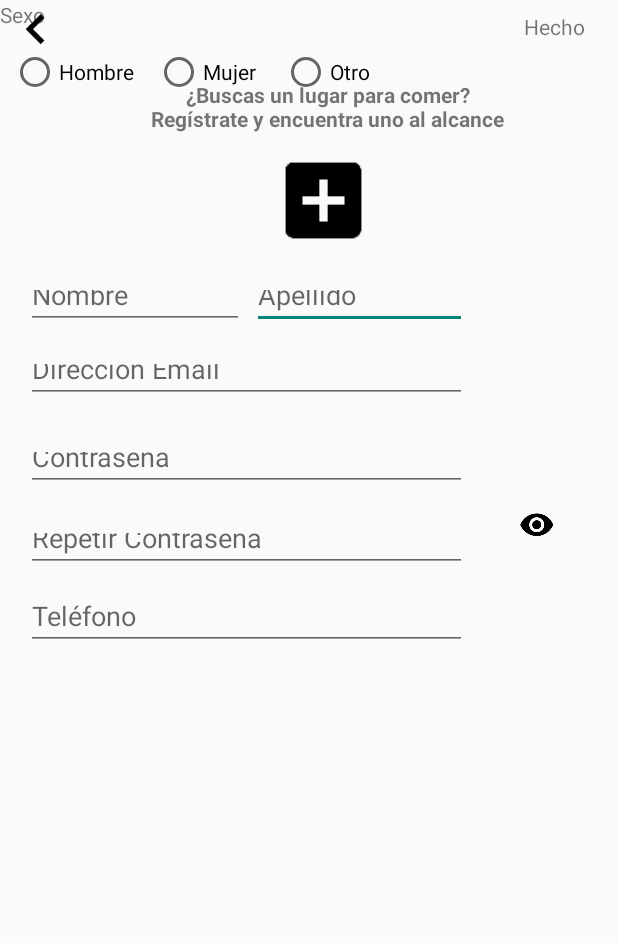
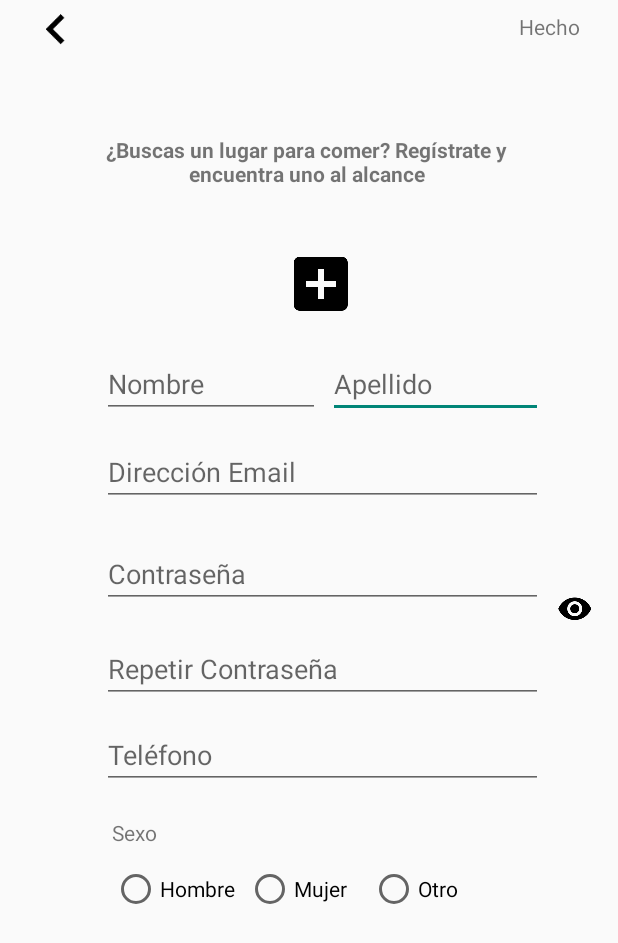
Before and after one commit to wendyvvega/appComida, an Android app: the registroUsuarios screen opened directly, with no data from a screen before it, on a phone screen of 412 x 824 dp. Shown: the top 943 px of the screen. Run offline under Robolectric (Android 15) with nearby library versions, the phone set to English and light mode, and no system bars; our stand-ins replace Firebase (no records; nobody signed in at launch, a user with empty details on screens opened directly).

Commit message:
Se creó el registro,el constructor del usuario, se actualizaron dependencias. Hay un problema con un editText que causa que no se guarde el usuario en  la base de datos.

```diff
--- a/appComidita/app/src/main/java/com/example/supdude/appcomidita/listaLocales.java
+++ b/appComidita/app/src/main/java/com/example/supdude/appcomidita/listaLocales.java
@@ -23,7 +23,7 @@ public class listaLocales extends AppCompatActivity {
         /*ArrayAdapter<contacto> adaptador = new ArrayAdapter<contacto>(this, R.layout.distribuyevistas,listaDeContactos);
         listView.setAdapter(adaptador);*/
 
-        adaptador = new AdaptadorLocal(this, listaDeLocales);
-        lista.setAdapter(adaptador);
+        /*adaptador = new AdaptadorLocal(this, listaDeLocales);
+        lista.setAdapter(adaptador);*/
     }
 }
--- a/appComidita/app/src/main/java/com/example/supdude/appcomidita/registroUsuarios.java
+++ b/appComidita/app/src/main/java/com/example/supdude/appcomidita/registroUsuarios.java
@@ -1,22 +1,105 @@
 package com.example.supdude.appcomidita;
 
+import android.content.Intent;
+import android.support.annotation.NonNull;
 import android.support.v7.app.AppCompatActivity;
 import android.os.Bundle;
+import android.view.View;
 import android.widget.EditText;
 import android.widget.ImageView;
 import android.widget.RadioButton;
+import android.widget.RadioGroup;
+import android.widget.TextView;
+import android.widget.Toast;
 
+import com.google.android.gms.tasks.OnCompleteListener;
+import com.google.android.gms.tasks.Task;
+import com.google.firebase.FirebaseApp;
+import com.google.firebase.auth.AuthResult;
 import com.google.firebase.auth.FirebaseAuth;
+import com.google.firebase.database.DatabaseReference;
+import com.google.firebase.database.FirebaseDatabase;
 
-public class registroUsuarios extends AppCompatActivity {
-    private EditText nomb,apell,corr,contra,tel;
-    private RadioButton homb,muj,otro;
-    private ImageView showPass;
-    FirebaseAuth auth;
-    @Override
+import java.util.HashMap;
+import java.util.Map;
+
+public class registroUsuarios extends AppCompatActivity implements View.OnClickListener {
+    private EditText nomb,apell,corr,contra,tel,repContra;
+    private TextView done;
+    private RadioButton sexo;
+    private RadioGroup grupoRadio;
+    private ImageView showPass,atras;
+    private FirebaseAuth auth;
+    private DatabaseReference mFirebaseDatabase;
+    private FirebaseDatabase mFirebaseInstance;
+        @Override
     protected void onCreate(Bundle savedInstanceState) {
         super.onCreate(savedInstanceState);
+
         setContentView(R.layout.activity_registro_usuarios);
 
+        nomb= findViewById(R.id.nomRU);
+        apell=findViewById(R.id.apRU);
+        corr=findViewById(R.id.emailRU);
+        contra=findViewById(R.id.passRU);
+        repContra=findViewById(R.id.rePassRu);
+        tel=findViewById(R.id.telRU);
+        atras=findViewById(R.id.atrasRU);
+       grupoRadio= findViewById(R.id.grupo);
+        done=findViewById(R.id.hecho_RU);
+        showPass=findViewById(R.id.muestraPassRU);
+        auth= FirebaseAuth.getInstance();
+            mFirebaseInstance = FirebaseDatabase.getInstance();
+            // get reference to 'users' node
+            mFirebaseDatabase = mFirebaseInstance.getReference("usuarios");
+
+
+        }
+
+    @Override
+    public void onClick(View v) {
+
+        int idSelec= grupoRadio.getCheckedRadioButtonId();
+        sexo= findViewById(idSelec);
+        String correo= corr.getText().toString();
+        String pass=contra.getText().toString().trim();
+
+                    switch ( v.getId() ){
+
+                        case R.id.hecho_RU:
+                            auth.createUserWithEmailAndPassword(correo,pass).addOnCompleteListener
+                                    (registroUsuarios.this, new OnCompleteListener<AuthResult>() {
+                                @Override
+                                public void onComplete(@NonNull Task<AuthResult> task) {
+                                   if(!task.isSuccessful()){
+                                        Toast.makeText(registroUsuarios.this, "Ha ocurrido un error al registrarse, inténtalo de nuevo más tarde", Toast.LENGTH_SHORT).show();
+                                    }else{
+                                       String nombre= nomb.getText().toString();
+                                       String apellido=apell.getText().toString();
+                                       String mail=corr.getText().toString();
+                                       int telefono=Integer.parseInt(tel.getText().toString());
+                                       String sex="hombre";
+                                       String id_usuario = auth.getCurrentUser().getUid();
+                                       DatabaseReference dbRef = FirebaseDatabase.getInstance().getReference().child("Usuarios").child(id_usuario);
+                                       Map nuevoMapa = new HashMap();
+                                       nuevoMapa.put("Nombre" ,nombre);
+                                       nuevoMapa.put("Apellido" ,apellido);
+                                       nuevoMapa.put("Correo" ,mail);
+                                       nuevoMapa.put("Telefono" ,telefono);
+                                       nuevoMapa.put("Sexo" ,sex);
+                                       dbRef.setValue(nuevoMapa);
+                                       startActivity(new Intent (registroUsuarios.this,login.class));
+                                   }
+                                }
+                            });
+                            break;
+                        case R.id.atrasRU:
+                            finish();
+                            break;
+
+
+                    }
     }
+
+
 }
--- a/appComidita/app/src/main/res/layout/activity_registro_usuarios.xml
+++ b/appComidita/app/src/main/res/layout/activity_registro_usuarios.xml
@@ -6,37 +6,18 @@
     android:layout_height="match_parent"
     tools:context=".registroUsuarios">
 
-    <ImageView
-        android:id="@+id/add_prof_pic"
-        android:layout_width="79dp"
-        android:layout_height="67dp"
-        android:layout_marginLeft="176dp"
-        android:layout_marginStart="176dp"
-        android:layout_marginTop="8dp"
-        app:layout_constraintStart_toStartOf="parent"
-        app:layout_constraintTop_toBottomOf="@+id/descRU"
-        app:srcCompat="@drawable/ic_add_box_black_48dp" />
-
-    <TextView
-        android:id="@+id/descRU"
-        android:layout_width="251dp"
-        android:layout_height="42dp"
-        android:layout_marginEnd="68dp"
-        android:layout_marginRight="68dp"
-        android:layout_marginTop="16dp"
-        android:gravity="center"
-        android:text="¿Buscas un lugar para comer? Regístrate y encuentra uno al alcance"
-        android:textStyle="bold"
-        app:layout_constraintEnd_toEndOf="parent"
-        app:layout_constraintTop_toBottomOf="@+id/linearLayout6" />
-
     <LinearLayout
         android:id="@+id/linearLayout6"
         android:layout_width="409dp"
         android:layout_height="34dp"
+        android:layout_marginEnd="1dp"
+        android:layout_marginLeft="1dp"
+        android:layout_marginRight="1dp"
+        android:layout_marginStart="1dp"
         android:orientation="vertical"
-        tools:layout_editor_absoluteX="1dp"
-        tools:layout_editor_absoluteY="0dp">
+        app:layout_constraintEnd_toEndOf="parent"
+        app:layout_constraintStart_toStartOf="parent"
+        app:layout_constraintTop_toTopOf="parent">
 
         <android.support.constraint.ConstraintLayout
             android:layout_width="match_parent"
@@ -46,10 +27,15 @@
                 android:id="@+id/hecho_RU"
                 android:layout_width="50dp"
                 android:layout_height="19dp"
+                android:layout_marginEnd="32dp"
                 android:layout_marginLeft="305dp"
+                android:layout_marginRight="32dp"
                 android:layout_marginStart="305dp"
                 android:layout_marginTop="8dp"
+                android:clickable="true"
+                android:onClick="onClick"
                 android:text="Hecho"
+                app:layout_constraintEnd_toEndOf="parent"
                 app:layout_constraintStart_toEndOf="@+id/atrasRU"
                 app:layout_constraintTop_toTopOf="parent" />
 
@@ -57,8 +43,10 @@
                 android:id="@+id/atrasRU"
                 android:layout_width="40dp"
                 android:layout_height="40dp"
-                android:layout_marginLeft="4dp"
-                android:layout_marginStart="4dp"
+                android:layout_marginLeft="16dp"
+                android:layout_marginStart="16dp"
+                android:clickable="true"
+                android:onClick="onClick"
                 app:layout_constraintStart_toStartOf="parent"
                 app:layout_constraintTop_toTopOf="parent"
                 app:srcCompat="@drawable/ic_keyboard_arrow_left_black_48dp" />
@@ -70,20 +58,52 @@
         android:id="@+id/linearLayout5"
         android:layout_width="wrap_content"
         android:layout_height="wrap_content"
+        android:layout_marginEnd="13dp"
+        android:layout_marginLeft="50dp"
+        android:layout_marginRight="13dp"
+        android:layout_marginStart="50dp"
+        android:layout_marginTop="16dp"
         android:gravity="center"
         android:orientation="vertical"
-        tools:layout_editor_absoluteX="52dp"
-        tools:layout_editor_absoluteY="16dp">
+        app:layout_constraintEnd_toStartOf="@+id/muestraPassRU"
+        app:layout_constraintStart_toStartOf="parent"
+        app:layout_constraintTop_toBottomOf="@+id/linearLayout6">
 
         <android.support.constraint.ConstraintLayout
             android:layout_width="307dp"
             android:layout_height="wrap_content"
             android:baselineAligned="false">
 
+            <ImageView
+                android:id="@+id/add_prof_pic"
+                android:layout_width="wrap_content"
+                android:layout_height="wrap_content"
+                android:layout_marginEnd="120dp"
+                android:layout_marginLeft="139dp"
+                android:layout_marginRight="120dp"
+                android:layout_marginStart="139dp"
+                android:layout_marginTop="40dp"
+                app:layout_constraintEnd_toEndOf="parent"
+                app:layout_constraintStart_toStartOf="parent"
+                app:layout_constraintTop_toBottomOf="@+id/descRU"
+                app:srcCompat="@drawable/ic_add_box_black_48dp" />
+
+            <TextView
+                android:id="@+id/descRU"
+                android:layout_width="wrap_content"
+                android:layout_height="wrap_content"
+                android:layout_marginTop="40dp"
+                android:gravity="center"
+                android:text="¿Buscas un lugar para comer? Regístrate y encuentra uno al alcance"
+                android:textStyle="bold"
+                app:layout_constraintEnd_toEndOf="parent"
+                app:layout_constraintStart_toStartOf="parent"
+                app:layout_constraintTop_toTopOf="parent" />
+
             <EditText
                 android:id="@+id/apRU"
                 android:layout_width="148dp"
-                android:layout_height="36dp"
+                android:layout_height="wrap_content"
                 android:layout_marginEnd="44dp"
                 android:layout_marginLeft="5dp"
                 android:layout_marginRight="44dp"
@@ -99,7 +119,7 @@
             <EditText
                 android:id="@+id/passRU"
                 android:layout_width="298dp"
-                android:layout_height="36dp"
+                android:layout_height="wrap_content"
                 android:layout_marginBottom="18dp"
                 android:layout_marginEnd="44dp"
                 android:layout_marginLeft="69dp"
@@ -108,7 +128,7 @@
                 android:layout_marginTop="11dp"
                 android:ems="10"
                 android:hint="Contraseña"
-                android:inputType="textEmailAddress|textPassword"
+                android:inputType="textPassword"
                 app:layout_constraintBottom_toTopOf="@+id/rePassRu"
                 app:layout_constraintEnd_toEndOf="parent"
                 app:layout_constraintStart_toStartOf="parent"
@@ -117,7 +137,7 @@
             <EditText
                 android:id="@+id/emailRU"
                 android:layout_width="298dp"
-                android:layout_height="36dp"
+                android:layout_height="wrap_content"
                 android:layout_marginBottom="11dp"
                 android:layout_marginEnd="44dp"
                 android:layout_marginLeft="69dp"
@@ -135,7 +155,7 @@
             <EditText
                 android:id="@+id/nomRU"
                 android:layout_width="145dp"
-                android:layout_height="36dp"
+                android:layout_height="wrap_content"
                 android:layout_marginLeft="69dp"
                 android:layout_marginStart="69dp"
                 android:ems="10"
@@ -148,7 +168,7 @@
             <EditText
                 android:id="@+id/rePassRu"
                 android:layout_width="298dp"
-                android:layout_height="36dp"
+                android:layout_height="wrap_content"
                 android:layout_marginBottom="17dp"
                 android:layout_marginEnd="44dp"
                 android:layout_marginLeft="69dp"
@@ -156,7 +176,7 @@
                 android:layout_marginStart="69dp"
                 android:ems="10"
                 android:hint="Repetir Contraseña"
-                android:inputType="date"
+                android:inputType="textPassword"
                 app:layout_constraintBottom_toTopOf="@+id/telRU"
                 app:layout_constraintEnd_toEndOf="parent"
                 app:layout_constraintStart_toStartOf="parent"
@@ -165,7 +185,7 @@
             <EditText
                 android:id="@+id/telRU"
                 android:layout_width="297dp"
-                android:layout_height="40dp"
+                android:layout_height="wrap_content"
                 android:layout_marginEnd="45dp"
                 android:layout_marginLeft="69dp"
                 android:layout_marginRight="45dp"
@@ -182,31 +202,51 @@
     </LinearLayout>
 
     <LinearLayout
-        android:layout_width="wrap_content"
-        android:layout_height="64dp"
+        android:layout_width="251dp"
+        android:layout_height="79dp"
+        android:layout_marginEnd="86dp"
+        android:layout_marginLeft="74dp"
+        android:layout_marginRight="86dp"
+        android:layout_marginStart="74dp"
+        android:layout_marginTop="19dp"
         android:orientation="vertical"
-        tools:layout_editor_absoluteX="74dp"
-        tools:layout_editor_absoluteY="468dp">
+        app:layout_constraintEnd_toEndOf="parent"
+        app:layout_constraintStart_toStartOf="parent"
+        app:layout_constraintTop_toBottomOf="@+id/linearLayout5">
 
         <android.support.constraint.ConstraintLayout
             android:layout_width="match_parent"
             android:layout_height="match_parent">
 
             <TextView
-                android:id="@+id/sx"
+                android:id="@+id/textView"
                 android:layout_width="wrap_content"
                 android:layout_height="wrap_content"
                 android:text="Sexo"
-                app:layout_constraintTop_toTopOf="parent"
-                tools:layout_editor_absoluteX="7dp" />
+                app:layout_constraintStart_toStartOf="parent"
+                app:layout_constraintTop_toTopOf="parent" />
+
+            <RadioGroup
+                android:id="@+id/grupo"
+                android:layout_width="264dp"
+                android:layout_height="wrap_content"
+                android:orientation="vertical"
+                app:layout_constraintStart_toStartOf="parent"
+                app:layout_constraintTop_toTopOf="parent">
+
+                <android.support.constraint.ConstraintLayout
+                    android:layout_width="match_parent"
+                    android:layout_height="match_parent"
+                    android:layout_weight="1">
 
                     <RadioButton
                         android:id="@+id/sxO"
                         android:layout_width="wrap_content"
                         android:layout_height="wrap_content"
-                android:layout_marginLeft="17dp"
-                android:layout_marginStart="17dp"
-                android:layout_marginTop="32dp"
+                        android:layout_marginLeft="15dp"
+                        android:layout_marginStart="15dp"
+                        android:layout_marginTop="31dp"
+                        android:layout_weight="1"
                         android:text="Otro"
                         app:layout_constraintStart_toEndOf="@+id/sxM"
                         app:layout_constraintTop_toTopOf="parent" />
@@ -215,9 +255,8 @@
                         android:id="@+id/sxH"
                         android:layout_width="wrap_content"
                         android:layout_height="wrap_content"
-                android:layout_marginLeft="7dp"
-                android:layout_marginStart="7dp"
-                android:layout_marginTop="32dp"
+                        android:layout_marginTop="31dp"
+                        android:layout_weight="1"
                         android:text="Hombre"
                         app:layout_constraintStart_toStartOf="parent"
                         app:layout_constraintTop_toTopOf="parent" />
@@ -225,13 +264,18 @@
                     <RadioButton
                         android:id="@+id/sxM"
                         android:layout_width="wrap_content"
-                android:layout_height="wrap_content"
-                android:layout_marginLeft="14dp"
-                android:layout_marginStart="14dp"
-                android:layout_marginTop="32dp"
+                        android:layout_height="32dp"
+                        android:layout_marginLeft="7dp"
+                        android:layout_marginStart="7dp"
+                        android:layout_marginTop="31dp"
+                        android:layout_weight="1"
                         android:text="Mujer"
                         app:layout_constraintStart_toEndOf="@+id/sxH"
                         app:layout_constraintTop_toTopOf="parent" />
+                </android.support.constraint.ConstraintLayout>
+
+            </RadioGroup>
+
         </android.support.constraint.ConstraintLayout>
 
     </LinearLayout>
@@ -241,10 +285,8 @@
         android:layout_width="wrap_content"
         android:layout_height="wrap_content"
         android:layout_marginEnd="16dp"
-        android:layout_marginLeft="12dp"
         android:layout_marginRight="16dp"
-        android:layout_marginStart="12dp"
-        android:layout_marginTop="304dp"
+        android:layout_marginTop="360dp"
         app:layout_constraintEnd_toEndOf="parent"
         app:layout_constraintStart_toEndOf="@+id/linearLayout5"
         app:layout_constraintTop_toBottomOf="@+id/linearLayout6"
```
Also changed, not shown: appComidita/app/build.gradle (+12 -7 lines), appComidita/app/src/main/AndroidManifest.xml (+8 -1 lines), appComidita/app/src/main/java/com/example/supdude/appcomidita/MainActivity.java (+27 -1 lines), appComidita/app/src/main/java/com/example/supdude/appcomidita/datosUsuario.java (added, +55 -0 lines), appComidita/app/src/main/java/com/example/supdude/appcomidita/login.java (+6 -4 lines), appComidita/app/src/main/res/layout/activity_main.xml (+10 -4 lines). Lines whose indentation alone changed are shown as unchanged.
